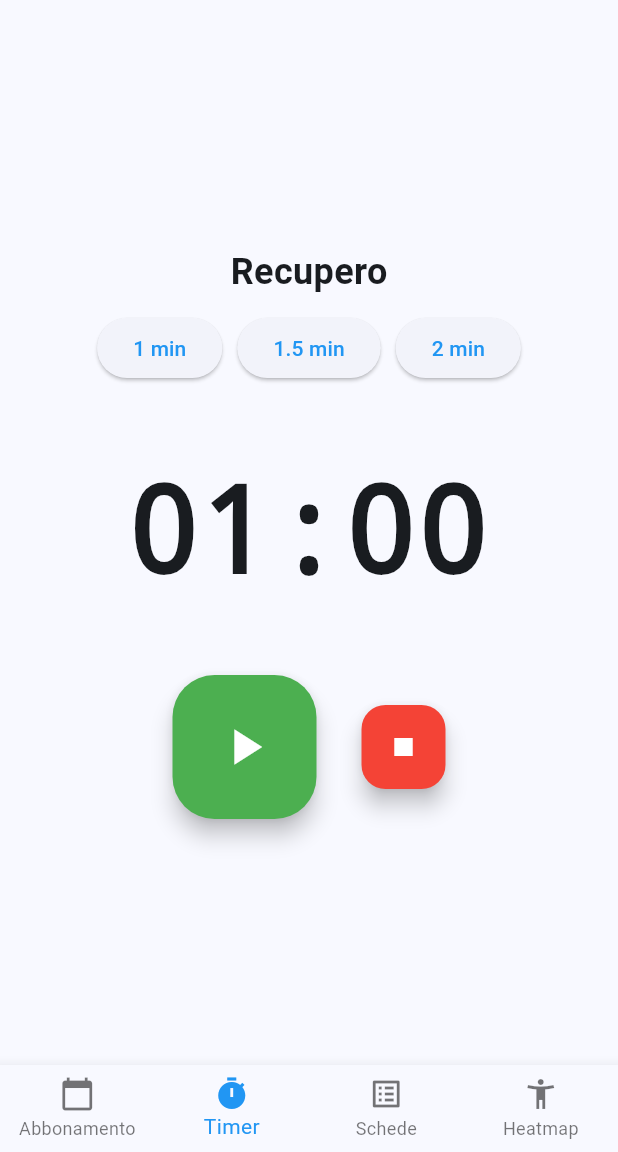
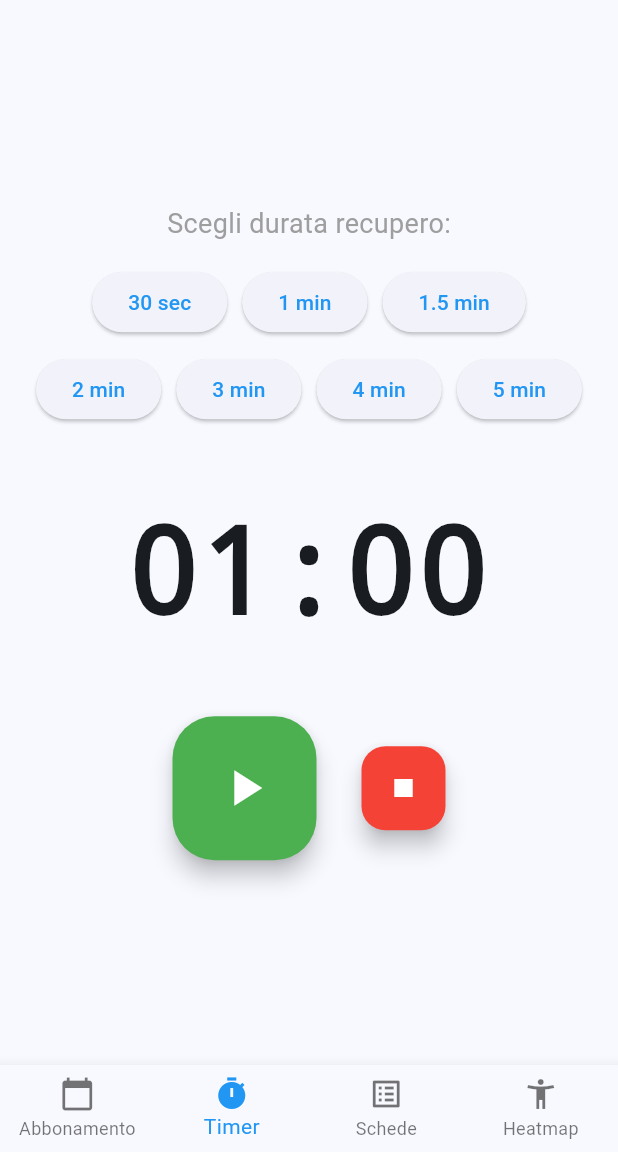
Before and after one commit to timothy-giolito/MyGymGuard, a Flutter app: the screen it shows after launch, item 2 of the bottom bar chosen, after a tap on "1 min", on a phone screen of 412 x 824 dp, the part 84-1236 px from its top. Run offline on Flutter 3.47's test engine with Material 3 defaults, Android fonts, the phone set to English and light mode, and no system bars; our stand-ins replace file_picker, hive_flutter, image_picker, open_filex; missing offline and left inert: bodychart_heatmap; accounts and stored records are empty.

Commit message:
ersistenza stato timer e miglioramento UI recupero

```diff
--- a/lib/main.dart
+++ b/lib/main.dart
@@ -6,6 +6,7 @@ import 'package:hive_flutter/hive_flutter.dart';
 import 'providers/recupero_provider.dart';
 import 'screens/main_screen.dart';
 import 'providers/abbonamento_provider.dart';
+import 'providers/timer_provider.dart';
 
 void main() async {
   WidgetsFlutterBinding.ensureInitialized();
@@ -18,6 +19,7 @@ void main() async {
       providers: [
         ChangeNotifierProvider(create: (context) => RecuperoProvider()),
         ChangeNotifierProvider(create: (context) => AbbonamentoProvider()),
+        ChangeNotifierProvider(create: (context) => TimerProvider()),
       ],
       child: const MyGymGuardApp(),
     ),
--- /dev/null
+++ b/lib/providers/timer_provider.dart
@@ -0,0 +1,65 @@
+import 'package:flutter/material.dart';
+import 'dart:async';
+
+class TimerProvider extends ChangeNotifier {
+  int _secondiIniziali = 0;
+  int _secondiRimanenti = 0;
+  Timer? _timer;
+  bool _inEsecuzione = false;
+  bool _mostraDialogo = false; // Flag per sapere se mostrare il pop-up
+
+  // Getter per leggere i dati dalla pagina
+  int get secondiRimanenti => _secondiRimanenti;
+  bool get inEsecuzione => _inEsecuzione;
+  bool get mostraDialogo => _mostraDialogo;
+
+  String get testoTempo {
+    int minuti = _secondiRimanenti ~/ 60;
+    int secondi = _secondiRimanenti % 60;
+    return '${minuti.toString().padLeft(2, '0')}:${secondi.toString().padLeft(2, '0')}';
+  }
+
+  void impostaDurata(int secondi) {
+    fermaTimer();
+    _secondiIniziali = secondi;
+    _secondiRimanenti = secondi;
+    _mostraDialogo = false;
+    notifyListeners();
+  }
+
+  void avviaTimer() {
+    if (_inEsecuzione) return;
+    _inEsecuzione = true;
+    _mostraDialogo = false;
+
+    _timer = Timer.periodic(const Duration(seconds: 1), (timer) {
+      if (_secondiRimanenti > 0) {
+        _secondiRimanenti--;
+        notifyListeners();
+      } else {
+        fermaTimer();
+        _mostraDialogo = true; // Attiviamo l'avviso
+        notifyListeners();
+      }
+    });
+    notifyListeners();
+  }
+
+  void fermaTimer() {
+    _timer?.cancel();
+    _inEsecuzione = false;
+    notifyListeners();
+  }
+
+  void resettaTimer() {
+    fermaTimer();
+    _secondiRimanenti = _secondiIniziali;
+    _mostraDialogo = false;
+    notifyListeners();
+  }
+
+  // Chiamato dalla pagina dopo aver mostrato il pop-up per "resettare" l'avviso
+  void avvisoVisualizzato() {
+    _mostraDialogo = false;
+  }
+}
--- a/lib/screens/pagina_timer.dart
+++ b/lib/screens/pagina_timer.dart
@@ -1,33 +1,14 @@
 import 'package:flutter/material.dart';
-import 'dart:async';
+import 'package:provider/provider.dart';
+import '../providers/timer_provider.dart';
 
-class PaginaTimer extends StatefulWidget {
+class PaginaTimer extends StatelessWidget {
   const PaginaTimer({super.key});
 
-  @override
-  State<PaginaTimer> createState() => _PaginaTimerState();
-}
-
-class _PaginaTimerState extends State<PaginaTimer> {
-  // Tempo di base: 90 secondi (1 minuto e mezzo)
-  int _secondiIniziali = 00;
-  int _secondiRimanenti = 00;
-
-  Timer? _timer; // Il nostro "motore" che conta i secondi
-  bool _inEsecuzione = false; // Ci dice se il timer sta andando o è in pausa
-
-  // Funzione per formattare i secondi in formato "Minuti:Secondi"
-  String get _testoTempo {
-    int minuti = _secondiRimanenti ~/ 60;
-    int secondi = _secondiRimanenti % 60;
-    return '${minuti.toString().padLeft(2, '0')}:${secondi.toString().padLeft(2, '0')}';
-  }
-
-  // --- NUOVA FUNZIONE: L'avviso a comparsa (Pop-up) ---
-  void _mostraAvvisoFineRecupero() {
+  // Funzione per il pop-up (rimane nella pagina perché serve il context)
+  void _mostraAvvisoFineRecupero(BuildContext context, TimerProvider provider) {
     showDialog(
       context: context,
-      // Impedisce di chiudere l'avviso toccando fuori dalla finestra
       barrierDismissible: false,
       builder: (BuildContext context) {
         return AlertDialog(
@@ -36,8 +17,8 @@ class _PaginaTimerState extends State<PaginaTimer> {
           actions: [
             TextButton(
               onPressed: () {
-                Navigator.of(context).pop(); // Chiude la finestrella di avviso
-                _resettaTimer(); // Riporta l'orologio al tempo iniziale
+                Navigator.of(context).pop();
+                provider.resettaTimer();
               },
               child: const Text('OK, ANDIAMO!', style: TextStyle(fontSize: 16)),
             ),
@@ -47,117 +28,83 @@ class _PaginaTimerState extends State<PaginaTimer> {
     );
   }
 
-  // Funzione per far partire il timer
-  void _avviaTimer() {
-    if (_inEsecuzione) return; // Se sta già andando, non facciamo nulla
-
-    setState(() {
-      _inEsecuzione = true;
-    });
-
-    // Crea un timer che scatta ogni 1 secondo
-    _timer = Timer.periodic(const Duration(seconds: 1), (timer) {
-      setState(() {
-        if (_secondiRimanenti > 0) {
-          _secondiRimanenti--; // Togli un secondo
-        } else {
-          _fermaTimer(); // Il tempo è scaduto, spegni il motore!
-          _mostraAvvisoFineRecupero(); // <-- CHIAMIAMO IL NOSTRO AVVISO QUI
-        }
-      });
-    });
-  }
-
-  // Funzione per mettere in pausa
-  void _fermaTimer() {
-    _timer?.cancel(); // Spegne il motore del timer
-    setState(() {
-      _inEsecuzione = false;
-    });
-  }
-
-  // Funzione per azzerare tutto e ricominciare
-  void _resettaTimer() {
-    _fermaTimer();
-    setState(() {
-      _secondiRimanenti = _secondiIniziali;
-    });
-  }
-
-  // Funzione per cambiare la durata del recupero dai pulsanti rapidi
-  void _impostaDurata(int secondi) {
-    _fermaTimer();
-    setState(() {
-      _secondiIniziali = secondi;
-      _secondiRimanenti = secondi;
-    });
+  String _formattaTestoPulsante(int sec) {
+    if (sec < 60) return '$sec sec';
+    double min = sec / 60;
+    return min == min.toInt() ? '${min.toInt()} min' : '$min min';
   }
 
   @override
   Widget build(BuildContext context) {
+    // Ascoltiamo il provider
+    final timerProvider = context.watch<TimerProvider>();
+
+    // Controlliamo se il timer è finito mentre eravamo in un'altra pagina
+    if (timerProvider.mostraDialogo) {
+      // Usiamo addPostFrameCallback per mostrare il dialogo dopo che la pagina è stata costruita
+      WidgetsBinding.instance.addPostFrameCallback((_) {
+        if (timerProvider.mostraDialogo) {
+          _mostraAvvisoFineRecupero(context, timerProvider);
+          timerProvider.avvisoVisualizzato();
+        }
+      });
+    }
+
+    final List<int> duratePreimpostate = [30, 60, 90, 120, 180, 240, 300];
+
     return Center(
+      child: SingleChildScrollView(
         child: Column(
           mainAxisAlignment: MainAxisAlignment.center,
           children: [
             const Text(
-            'Recupero',
-            style: TextStyle(fontSize: 24, fontWeight: FontWeight.bold),
+              'Scegli durata recupero:',
+              style: TextStyle(fontSize: 18, color: Colors.grey),
             ),
-          const SizedBox(height: 10),
-
-          // Pulsanti rapidi per scegliere il tempo
-          Row(
-            mainAxisAlignment: MainAxisAlignment.center,
-            children: [
-              ElevatedButton(
-                onPressed: () => _impostaDurata(60),
-                child: const Text('1 min'),
+            const SizedBox(height: 15),
+            Padding(
+              padding: const EdgeInsets.symmetric(horizontal: 20),
+              child: Wrap(
+                spacing: 10,
+                runSpacing: 10,
+                alignment: WrapAlignment.center,
+                children: duratePreimpostate.map((secondi) {
+                  return ElevatedButton(
+                    onPressed: () => timerProvider.impostaDurata(secondi),
+                    child: Text(_formattaTestoPulsante(secondi)),
+                  );
+                }).toList(),
               ),
-              const SizedBox(width: 10),
-              ElevatedButton(
-                onPressed: () => _impostaDurata(90),
-                child: const Text('1.5 min'),
             ),
-              const SizedBox(width: 10),
-              ElevatedButton(
-                onPressed: () => _impostaDurata(120),
-                child: const Text('2 min'),
-              ),
-            ],
-          ),
-
             const SizedBox(height: 40),
-
-          // L'orologio grande al centro
             Text(
-            _testoTempo,
+              timerProvider.testoTempo,
               style: const TextStyle(
                 fontSize: 80,
                 fontWeight: FontWeight.bold,
                 fontFamily: 'monospace',
               ),
             ),
-
             const SizedBox(height: 40),
-
-          // Pulsanti Start/Pausa e Reset
             Row(
               mainAxisAlignment: MainAxisAlignment.center,
               children: [
-              // Tasto Start/Pausa
                 FloatingActionButton.large(
-                onPressed: _inEsecuzione ? _fermaTimer : _avviaTimer,
-                backgroundColor: _inEsecuzione ? Colors.orange : Colors.green,
+                  onPressed: timerProvider.inEsecuzione
+                      ? timerProvider.fermaTimer
+                      : timerProvider.avviaTimer,
+                  backgroundColor: timerProvider.inEsecuzione
+                      ? Colors.orange
+                      : Colors.green,
                   child: Icon(
-                  _inEsecuzione ? Icons.pause : Icons.play_arrow,
+                    timerProvider.inEsecuzione ? Icons.pause : Icons.play_arrow,
                     size: 40,
                     color: Colors.white,
                   ),
                 ),
                 const SizedBox(width: 30),
-              // Tasto Reset
                 FloatingActionButton(
-                onPressed: _resettaTimer,
+                  onPressed: timerProvider.resettaTimer,
                   backgroundColor: Colors.red,
                   child: const Icon(Icons.stop, color: Colors.white),
                 ),
@@ -165,6 +112,7 @@ class _PaginaTimerState extends State<PaginaTimer> {
             ),
           ],
         ),
+      ),
     );
   }
 }
```
Lines whose indentation alone changed are shown as unchanged.
